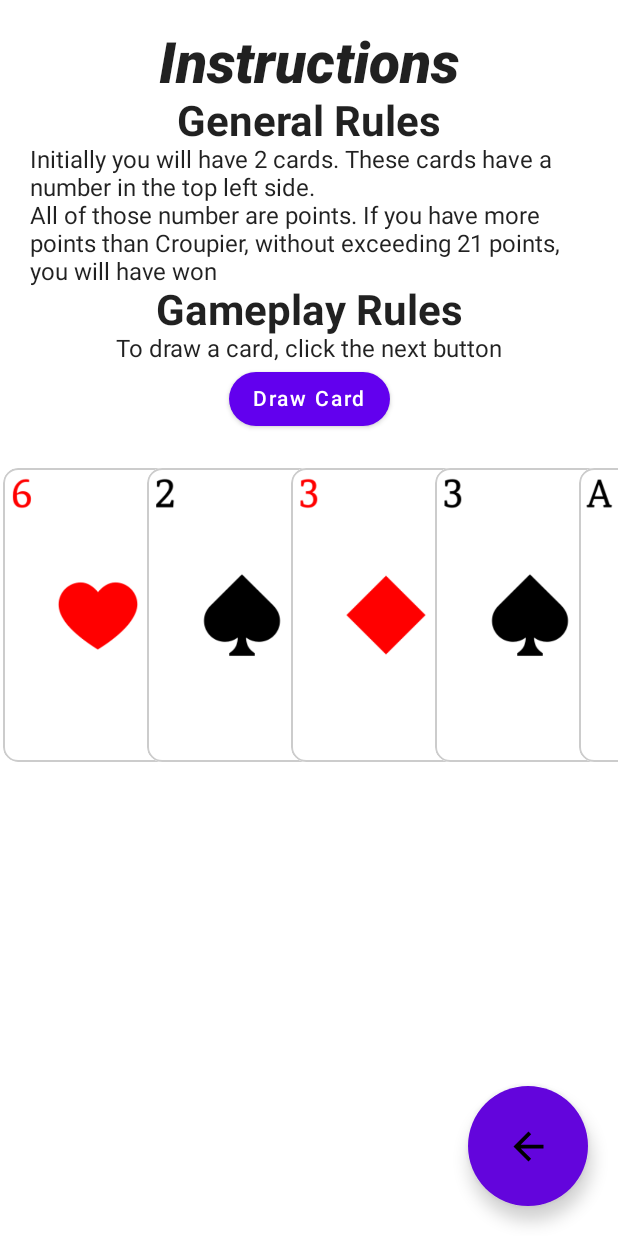
After one commit to itiel-felix/21-blackjack-kotlin-compose, an Android app built with Jetpack Compose: the InstructionsActivity screen opened directly, with no data from a screen before it, on a phone screen of 412 x 824 dp. The commit adds this screen. Run offline under Robolectric (Android 15) with nearby library versions, the phone set to English and light mode, and no system bars.

Commit message:
Almos finished, solo falta la interfaz principal y la base de datos

```diff
--- a/app/src/main/AndroidManifest.xml
+++ b/app/src/main/AndroidManifest.xml
@@ -11,6 +11,11 @@
         android:supportsRtl="true"
         android:theme="@style/Theme.Examen1"
         tools:targetApi="31">
+        <activity
+            android:name=".InstructionsActivity"
+            android:exported="false"
+            android:label="@string/title_activity_instructions_activity"
+            android:theme="@style/Theme.Examen1" />
         <activity
             android:name=".GameActivity"
             android:exported="false"
--- /dev/null
+++ b/app/src/main/java/com/itielfelix/examen1/InstructionsActivity.kt
@@ -0,0 +1,118 @@
+package com.itielfelix.examen1
+
+import android.annotation.SuppressLint
+import android.content.Intent
+import android.os.Bundle
+import androidx.activity.ComponentActivity
+import androidx.activity.compose.setContent
+import androidx.compose.foundation.ScrollState
+import androidx.compose.foundation.border
+import androidx.compose.foundation.layout.*
+import androidx.compose.foundation.lazy.LazyRow
+import androidx.compose.foundation.lazy.items
+import androidx.compose.foundation.shape.RoundedCornerShape
+import androidx.compose.foundation.verticalScroll
+import androidx.compose.material.*
+import androidx.compose.material.icons.Icons
+import androidx.compose.material.icons.filled.ArrowBack
+import androidx.compose.runtime.*
+import androidx.compose.ui.Alignment
+import androidx.compose.ui.Modifier
+import androidx.compose.ui.draw.clip
+import androidx.compose.ui.graphics.Color
+import androidx.compose.ui.platform.LocalContext
+import androidx.compose.ui.text.font.FontStyle
+import androidx.compose.ui.text.font.FontWeight
+import androidx.compose.ui.text.style.TextAlign
+import androidx.compose.ui.tooling.preview.Preview
+import androidx.compose.ui.unit.dp
+import androidx.compose.ui.unit.sp
+import com.itielfelix.examen1.ui.theme.Examen1Theme
+var instructionsHand = mutableListOf<String>()
+class InstructionsActivity : ComponentActivity() {
+    override fun onCreate(savedInstanceState: Bundle?) {
+        super.onCreate(savedInstanceState)
+        setContent {
+            Examen1Theme {
+                // A surface container using the 'background' color from the theme
+                Surface(
+                    modifier = Modifier.fillMaxSize(),
+                    color = MaterialTheme.colors.background
+                ) {
+                    instructionsHand.add(variableCards.removeLast())
+                    instructionsHand.add(variableCards.removeLast())
+                    DefaultPreview()
+                }
+            }
+        }
+    }
+}
+
+@Preview(showBackground = true)
+@Composable
+fun DefaultPreview() {
+    Examen1Theme {
+        UIBuilding()
+    }
+}
+
+
+@SuppressLint("MutableCollectionMutableState")
+@Composable
+fun UIBuilding() {
+    val cardModifier = Modifier
+        .height(200.dp)
+        .width(130.dp)
+        .padding(2.dp)
+        .clip(
+            RoundedCornerShape(8)
+        )
+        .border(1.dp, Color.LightGray, shape = RoundedCornerShape(8))
+    val instructionCards by remember{ mutableStateOf(instructionsHand.toMutableStateList()) }
+    val thisContext = LocalContext.current
+    Box(){Column(
+        Modifier
+            .fillMaxWidth()
+            .verticalScroll(ScrollState(0)), horizontalAlignment = Alignment.CenterHorizontally) {
+        Column(Modifier.padding(20.dp), horizontalAlignment = Alignment.CenterHorizontally) {
+            Text(text = "Instructions", fontSize = 38.sp, fontWeight = FontWeight.ExtraBold, fontStyle = FontStyle.Italic)
+            Text("General Rules",fontSize = 28.sp, fontWeight = FontWeight.Bold, textAlign = TextAlign.Justify)
+            Text("Initially you will have 2 cards. These cards have a number in the top left side.")
+            Text("All of those number are points. If you have more points than Croupier, without exceeding 21 points, you will have won ")
+
+            Text("Gameplay Rules",fontSize = 28.sp, fontWeight = FontWeight.Bold, textAlign = TextAlign.Justify)
+            Text("To draw a card, click the next button")
+            Button(onClick = {
+                if(variableCards.size>0) {
+                    instructionCards.add(variableCards.removeLast())
+                }
+            }, shape = RoundedCornerShape(50)
+            ) {
+                Text("Draw Card")
+            }
+
+        }
+        LazyRow(horizontalArrangement = Arrangement.spacedBy((-34).dp)) {
+            items(instructionCards) { card ->
+                GenerateCard(thisContext = LocalContext.current, card = card,cardModifier)
+            }
+        }
+    }
+        FloatingActionButton(
+            modifier = Modifier
+                .padding(all = 20.dp)
+                .size(80.dp)
+                .align(alignment =Alignment.BottomEnd),
+            onClick = {
+                thisContext.startActivity(Intent(thisContext,MainActivity::class.java))
+                instructionsHand.clear()
+                //instructionCards.clear()
+                variableCards = allCards.toMutableList()
+            },
+            backgroundColor = Color(99, 5, 220)) {
+            Icon(imageVector = Icons.Filled.ArrowBack, contentDescription = "Back", Modifier.size(30.dp))
+        }
+    }
+
+
+}
--- a/app/src/main/res/values/strings.xml
+++ b/app/src/main/res/values/strings.xml
@@ -1,4 +1,6 @@
 <resources>
     <string name="app_name">Examen1</string>
     <string name="title_activity_game">GameActivity</string>
+    <string name="title_activity_instructions_building">InstructionsBuilding</string>
+    <string name="title_activity_instructions_activity">InstructionsActivity</string>
 </resources>
```
Also changed, not shown: app/src/main/java/com/itielfelix/examen1/GameActivity.kt (+41 -63 lines), app/src/main/java/com/itielfelix/examen1/MainActivity.kt (+6 -2 lines).
